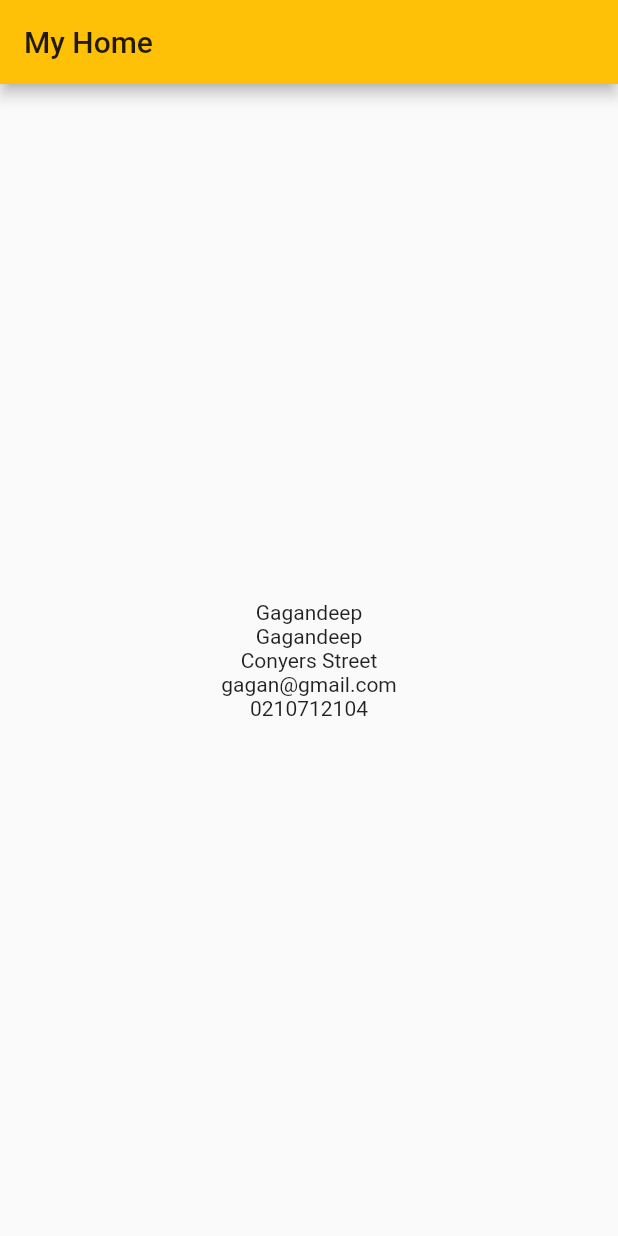
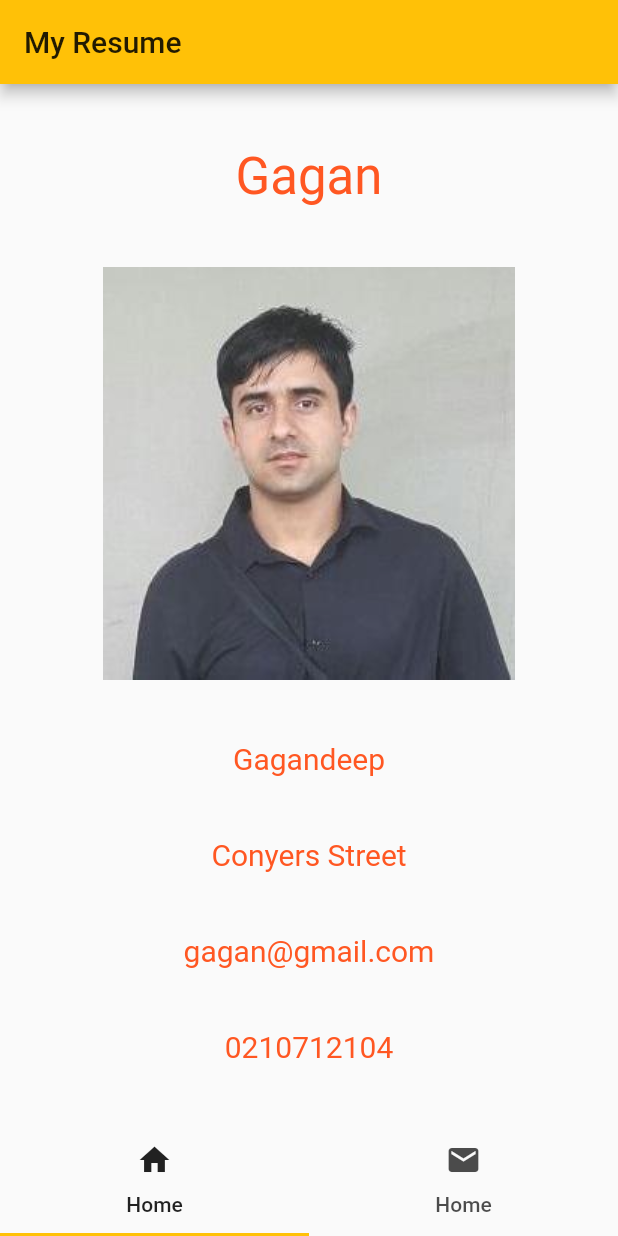
Before and after one commit to gaganVirk/Profile_FlutterApp, a Flutter app: the screen it shows after launch, on a phone screen of 412 x 824 dp. Run offline on Flutter 3.47's test engine with Material 2 defaults, Android fonts, the phone set to English and light mode, and no system bars; Roboto replaces fonts that are missing (Times).

Commit message:
Created two tabs on the home page

```diff
--- a/lib/main.dart
+++ b/lib/main.dart
@@ -18,11 +18,24 @@ class MyApp extends StatelessWidget {
 class HomeWidget extends StatelessWidget {
   @override
   Widget build(BuildContext context) {
-    return Scaffold(
-      appBar: AppBar(
-        title: Text('My Home'),
+    return DefaultTabController(
+      length: 2,
+      child: Scaffold(
+        appBar: AppBar(
+         title: Text('My Resume'),
       ),
-      body: HomeBody(),
+       body: TabBarView(
+        children: <Widget>[HomeBody(), Contacts()],
+      ),
+       bottomNavigationBar: Container(
+        child: TabBar(
+          tabs: <Widget>[
+          Tab(text: 'Home', icon: Icon(Icons.home),),
+          Tab(text: 'Home', icon: Icon(Icons.email),)
+        ],
+      ),
+      ),
+      )
     );
   }
 }
@@ -38,17 +51,37 @@ class HomeBody extends StatelessWidget {
   @override
   Widget build(BuildContext context) {
     List<Widget> list = List<Widget>();
-    list.add(Text(info[0], style: titleTextStyle,));
+    list.add(Text('Gagan', style: standardTextStyle,));
+    list.add(Image.asset('images/Gagan2.jpg'));
     for(int i = 0; i < info.length; i++) {
-      list.add(Text(info[i], style: standardTextStyle,));
+      list.add(Text(info[i], style: standardStyle,));
     }
     return Row(
       mainAxisAlignment: MainAxisAlignment.center,
       children: <Widget>[
         Column(
-          mainAxisAlignment: MainAxisAlignment.center,
+          mainAxisAlignment: MainAxisAlignment.spaceEvenly,
           children: list),
       ],
     );
   }
 }
+
+class Contacts extends StatelessWidget {
+  @override
+  Widget build(BuildContext context) {
+
+  }
+}
+
+TextStyle standardStyle = TextStyle(
+  fontSize: 20,
+  color: Colors.deepOrange,
+  fontFamily: 'Times'
+);
+
+TextStyle standardTextStyle = TextStyle(
+  fontSize: 34,
+  color: Colors.deepOrange,
+  fontFamily: 'Times'
+);
--- a/pubspec.yaml
+++ b/pubspec.yaml
@@ -41,6 +41,8 @@ flutter:
   uses-material-design: true
 
   # To add assets to your application, add an assets section, like this:
+  assets:
+    - images/Gagan2.jpg
   # assets:
   #  - images/a_dot_burr.jpeg
   #  - images/a_dot_ham.jpeg
```
Also changed, not shown: images/Gagan2.jpg (added).
